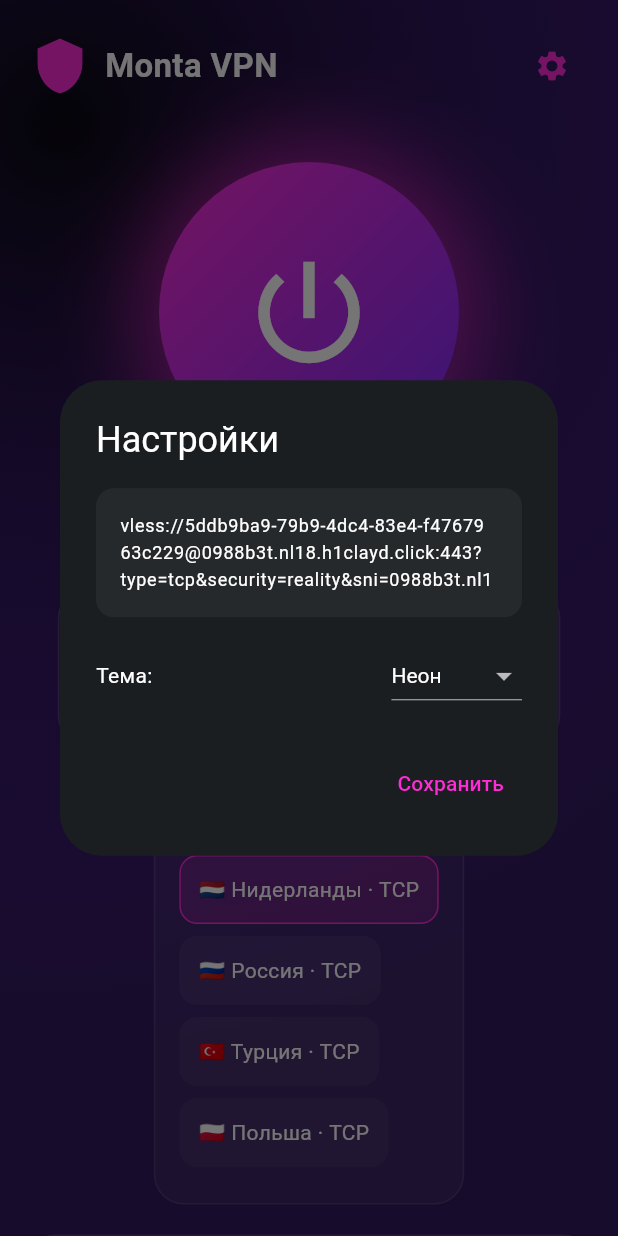
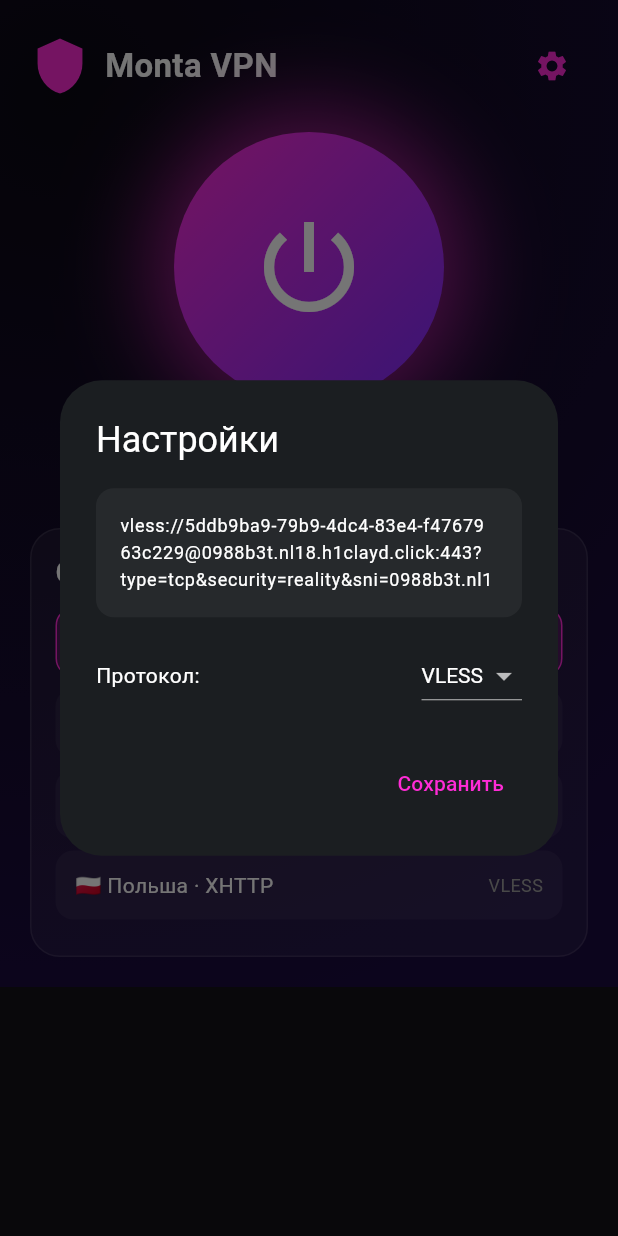
Before and after one commit to maksimft412rg/monta-vpn, a Flutter app: the screen it shows after launch, after a tap on the "settings" icon, on a phone screen of 412 x 824 dp. Run offline on Flutter 3.47's test engine with Material 3 defaults, Android fonts, the phone set to English and light mode, and no system bars; our stand-ins replace shared_preferences; missing offline and left inert: flutter_v2ray_client.

Commit message:
main.dart

```diff
--- a/lib/main.dart
+++ b/lib/main.dart
@@ -30,16 +30,19 @@ class _VPNPageState extends State<VPNPage> {
   bool isLoading = false;
   String connectionState = 'DISCONNECTED';
 
-  // Настройки
-  bool bypassRussia = true;
-  String currentTheme = 'neon';
   String configLink = "";
+  String selectedProtocol = "VLESS";
+
+  // Список серверов (для визуала, можно менять)
+  final List<Map<String, String>> servers = [
+    {"name": "🇳🇱 Нидерланды · TCP", "protocol": "VLESS"},
+    {"name": "🇷🇺 Россия · TCP", "protocol": "VLESS"},
+    {"name": "🇹🇷 Турция · TCP", "protocol": "VLESS"},
+    {"name": "🇵🇱 Польша · XHTTP", "protocol": "VLESS"},
+  ];
   int currentServer = 0;
 
   final TextEditingController _linkController = TextEditingController();
-
-  // Серверы (заглушка, так как нет API для парсинга. Если есть ссылка на подписку, тут будет список)
-  List<String> servers = ["🇳🇱 Нидерланды · TCP", "🇷🇺 Россия · TCP", "🇹🇷 Турция · TCP", "🇵🇱 Польша · TCP"];
 
   @override
   void initState() {
@@ -61,8 +64,6 @@ class _VPNPageState extends State<VPNPage> {
   Future<void> _loadSettings() async {
     SharedPreferences prefs = await SharedPreferences.getInstance();
     setState(() {
-      bypassRussia = prefs.getBool('bypassRussia') ?? true;
-      currentTheme = prefs.getString('theme') ?? 'neon';
       configLink = prefs.getString('configLink') ?? "vless://5ddb9ba9-79b9-4dc4-83e4-f4767963c229@0988b3t.nl18.h1clayd.click:443?type=tcp&security=reality&sni=0988b3t.nl18.h1clayd.click&fp=firefox&pbk=U0rnaVzuOd8A5Xt09wyYR9on1a5GLa7yo-O9hLsNI1I&sid=240f9135b8ebc770&spx=%2F&encryption=none#MONTA";
       _linkController.text = configLink;
     });
@@ -70,8 +71,6 @@ class _VPNPageState extends State<VPNPage> {
 
   Future<void> _saveSettings() async {
     SharedPreferences prefs = await SharedPreferences.getInstance();
-    await prefs.setBool('bypassRussia', bypassRussia);
-    await prefs.setString('theme', currentTheme);
     await prefs.setString('configLink', configLink);
   }
 
@@ -119,24 +118,10 @@ class _VPNPageState extends State<VPNPage> {
     }
   }
 
-  Map<String, Color> getThemeColors() {
-    switch (currentTheme) {
-      case 'autumn':
-        return {'bg': const Color(0xFF120B07), 'accent': const Color(0xFFFF8A1F), 'accent2': const Color(0xFFC2391B)};
-      case 'ice':
-        return {'bg': const Color(0xFF070C16), 'accent': const Color(0xFF34B6FF), 'accent2': const Color(0xFF3D5BFF)};
-      case 'hw':
-        return {'bg': const Color(0xFF0D0814), 'accent': const Color(0xFFFF7A00), 'accent2': const Color(0xFF8B2CFF)};
-      default:
-        return {'bg': const Color(0xFF0A0812), 'accent': const Color(0xFFFF2BD6), 'accent2': const Color(0xFF7B2CFF)};
-    }
-  }
-
   void _showSettingsDialog(BuildContext context) {
     showDialog(
       context: context,
       builder: (ctx) {
-        final colors = getThemeColors();
         return AlertDialog(
           backgroundColor: const Color(0xFF1B1E21),
           title: const Text('Настройки', style: TextStyle(color: Colors.white)),
@@ -148,7 +133,7 @@ class _VPNPageState extends State<VPNPage> {
                 style: const TextStyle(color: Colors.white, fontSize: 12),
                 maxLines: 3,
                 decoration: InputDecoration(
-                  hintText: 'Вставьте ссылку vless://...',
+                  hintText: 'Вставьте vless:// / vmess:// / trojan://',
                   hintStyle: const TextStyle(color: Colors.grey),
                   filled: true,
                   fillColor: Colors.white.withValues(alpha: 0.05),
@@ -159,21 +144,19 @@ class _VPNPageState extends State<VPNPage> {
               Row(
                 mainAxisAlignment: MainAxisAlignment.spaceBetween,
                 children: [
-                  const Text('Тема:', style: TextStyle(color: Colors.white)),
+                  const Text('Протокол:', style: TextStyle(color: Colors.white)),
                   DropdownButton<String>(
-                    value: currentTheme,
+                    value: selectedProtocol,
                     dropdownColor: const Color(0xFF1B1E21),
                     style: const TextStyle(color: Colors.white),
                     items: const [
-                      DropdownMenuItem(value: 'neon', child: Text('Неон')),
-                      DropdownMenuItem(value: 'autumn', child: Text('Осень')),
-                      DropdownMenuItem(value: 'ice', child: Text('Лёд')),
-                      DropdownMenuItem(value: 'hw', child: Text('Хэллоуин')),
+                      DropdownMenuItem(value: 'VLESS', child: Text('VLESS')),
+                      DropdownMenuItem(value: 'VMess', child: Text('VMess')),
+                      DropdownMenuItem(value: 'Trojan', child: Text('Trojan')),
                     ],
                     onChanged: (val) {
                       if (val != null) {
-                        setState(() => currentTheme = val);
-                        _saveSettings();
+                        setState(() => selectedProtocol = val);
                       }
                     },
                   ),
@@ -184,13 +167,11 @@ class _VPNPageState extends State<VPNPage> {
           actions: [
             TextButton(
               onPressed: () {
-                setState(() {
-                  configLink = _linkController.text.trim();
-                });
+                setState(() => configLink = _linkController.text.trim());
                 _saveSettings();
                 Navigator.pop(ctx);
               },
-              child: Text('Сохранить', style: TextStyle(color: colors['accent'])),
+              child: const Text('Сохранить', style: TextStyle(color: Color(0xFFFF2BD6))),
             ),
           ],
         );
@@ -201,18 +182,14 @@ class _VPNPageState extends State<VPNPage> {
   @override
   Widget build(BuildContext context) {
     bool isConnected = connectionState == 'CONNECTED';
-    final colors = getThemeColors();
 
     return Scaffold(
       body: Container(
-        decoration: BoxDecoration(
+        decoration: const BoxDecoration(
           gradient: RadialGradient(
-            center: const Alignment(-0.8, -0.8),
+            center: Alignment(-0.8, -0.8),
             radius: 1.5,
-            colors: [
-              colors['bg']!,
-              colors['accent2']!.withValues(alpha: 0.3),
-            ],
+            colors: [Color(0xFF0A0812), Color(0xFF1B0B3F)],
           ),
         ),
         child: SafeArea(
@@ -224,7 +201,7 @@ class _VPNPageState extends State<VPNPage> {
                   padding: const EdgeInsets.all(20.0),
                   child: Row(
                     children: [
-                      Icon(Icons.shield, color: colors['accent'], size: 40),
+                      const Icon(Icons.shield, color: Color(0xFFFF2BD6), size: 40),
                       const SizedBox(width: 10),
                       const Text(
                         'Monta VPN',
@@ -232,7 +209,7 @@ class _VPNPageState extends State<VPNPage> {
                       ),
                       const Spacer(),
                       IconButton(
-                        icon: Icon(Icons.settings, color: colors['accent']),
+                        icon: const Icon(Icons.settings, color: Color(0xFFFF2BD6)),
                         onPressed: () => _showSettingsDialog(context),
                       ),
                     ],
@@ -240,14 +217,13 @@ class _VPNPageState extends State<VPNPage> {
                 ),
 
                 // Кнопка
-                const SizedBox(height: 20),
                 Center(
                   child: GestureDetector(
                     onTap: isLoading ? null : toggleVPN,
                     child: AnimatedContainer(
                       duration: const Duration(milliseconds: 300),
-                      width: 200,
-                      height: 200,
+                      width: 180,
+                      height: 180,
                       decoration: BoxDecoration(
                         shape: BoxShape.circle,
                         gradient: LinearGradient(
@@ -255,11 +231,11 @@ class _VPNPageState extends State<VPNPage> {
                           end: Alignment.bottomRight,
                           colors: isConnected
                               ? [Colors.green, Colors.greenAccent]
-                              : [colors['accent']!, colors['accent2']!],
+                              : [const Color(0xFFFF2BD6), const Color(0xFF7B2CFF)],
                         ),
                         boxShadow: [
                           BoxShadow(
-                            color: (isConnected ? Colors.green : colors['accent']!).withValues(alpha: 0.6),
+                            color: (isConnected ? Colors.green : const Color(0xFFFF2BD6)).withValues(alpha: 0.6),
                             blurRadius: 50,
                             spreadRadius: 15,
                           ),
@@ -267,7 +243,7 @@ class _VPNPageState extends State<VPNPage> {
                       ),
                       child: isLoading
                           ? const Center(child: CircularProgressIndicator(color: Colors.white))
-                          : const Icon(Icons.power_settings_new, size: 90, color: Colors.white),
+                          : const Icon(Icons.power_settings_new, size: 80, color: Colors.white),
                     ),
                   ),
                 ),
@@ -279,18 +255,7 @@ class _VPNPageState extends State<VPNPage> {
                 ),
                 const SizedBox(height: 30),
 
-                // Карточки
-                Row(
-                  mainAxisAlignment: MainAxisAlignment.center,
-                  children: [
-                    _buildInfoCard('Трафик', '0.00 ГБ', 'использовано'),
-                    const SizedBox(width: 15),
-                    _buildInfoCard('Пинг', '— мс', 'задержка'),
-                  ],
-                ),
-                const SizedBox(height: 20),
-
-                // Список серверов
+                // Выбор сервера
                 Padding(
                   padding: const EdgeInsets.symmetric(horizontal: 20),
                   child: Container(
@@ -312,11 +277,17 @@ class _VPNPageState extends State<VPNPage> {
                               margin: const EdgeInsets.only(bottom: 8),
                               padding: const EdgeInsets.all(12),
                               decoration: BoxDecoration(
-                                color: currentServer == entry.key ? colors['accent']!.withValues(alpha: 0.2) : Colors.white.withValues(alpha: 0.05),
+                                color: currentServer == entry.key ? const Color(0xFFFF2BD6).withValues(alpha: 0.2) : Colors.white.withValues(alpha: 0.05),
                                 borderRadius: BorderRadius.circular(12),
-                                border: Border.all(color: currentServer == entry.key ? colors['accent']! : Colors.transparent),
+                                border: Border.all(color: currentServer == entry.key ? const Color(0xFFFF2BD6) : Colors.transparent),
                               ),
-                              child: Text(entry.value, style: const TextStyle(color: Colors.white)),
+                              child: Row(
+                                children: [
+                                  Text(entry.value["name"]!, style: const TextStyle(color: Colors.white)),
+                                  const Spacer(),
+                                  Text(entry.value["protocol"]!, style: const TextStyle(color: Colors.grey, fontSize: 12)),
+                                ],
+                              ),
                             ),
                           );
                         }),
@@ -324,40 +295,7 @@ class _VPNPageState extends State<VPNPage> {
                     ),
                   ),
                 ),
-                const SizedBox(height: 20),
 
-                // Переключатель
-                Padding(
-                  padding: const EdgeInsets.symmetric(horizontal: 20),
-                  child: Container(
-                    padding: const EdgeInsets.all(12),
-                    decoration: BoxDecoration(
-                      color: Colors.white.withValues(alpha: 0.05),
-                      borderRadius: BorderRadius.circular(16),
-                      border: Border.all(color: Colors.white.withValues(alpha: 0.1)),
-                    ),
-                    child: Row(
-                      mainAxisAlignment: MainAxisAlignment.spaceBetween,
-                      children: [
-                        const Column(
-                          crossAxisAlignment: CrossAxisAlignment.start,
-                          children: [
-                            Text('Обход РФ', style: TextStyle(fontWeight: FontWeight.bold, color: Colors.white)),
-                            Text('Госуслуги и банки напрямую', style: TextStyle(fontSize: 12, color: Colors.grey)),
-                          ],
-                        ),
-                        Switch(
-                          value: bypassRussia,
-                          activeColor: colors['accent'],
-                          onChanged: (val) {
-                            setState(() => bypassRussia = val);
-                            _saveSettings();
-                          },
-                        ),
-                      ],
-                    ),
-                  ),
-                ),
                 const SizedBox(height: 20),
               ],
             ),
@@ -366,26 +304,4 @@ class _VPNPageState extends State<VPNPage> {
       ),
     );
   }
-
-  Widget _buildInfoCard(String title, String value, String subtitle) {
-    return Container(
-      width: 160,
-      padding: const EdgeInsets.all(16),
-      decoration: BoxDecoration(
-        color: Colors.white.withValues(alpha: 0.05),
-        borderRadius: BorderRadius.circular(20),
-        border: Border.all(color: Colors.white.withValues(alpha: 0.1)),
-      ),
-      child: Column(
-        crossAxisAlignment: CrossAxisAlignment.start,
-        children: [
-          Text(title, style: const TextStyle(fontSize: 12, color: Colors.grey)),
-          const SizedBox(height: 5),
-          Text(value, style: const TextStyle(fontSize: 22, fontWeight: FontWeight.bold, color: Colors.white)),
-          const SizedBox(height: 2),
-          Text(subtitle, style: const TextStyle(fontSize: 11, color: Colors.grey)),
-        ],
-      ),
-    );
-  }
 }
```
